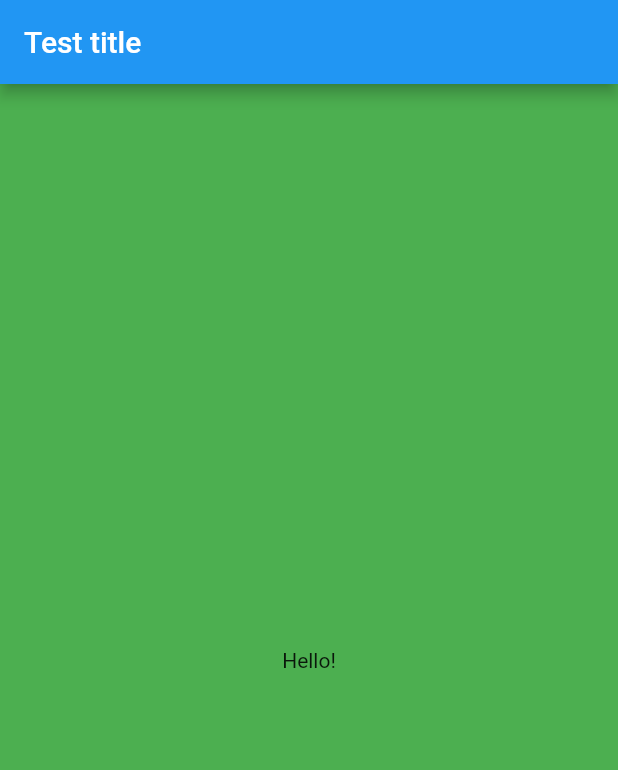
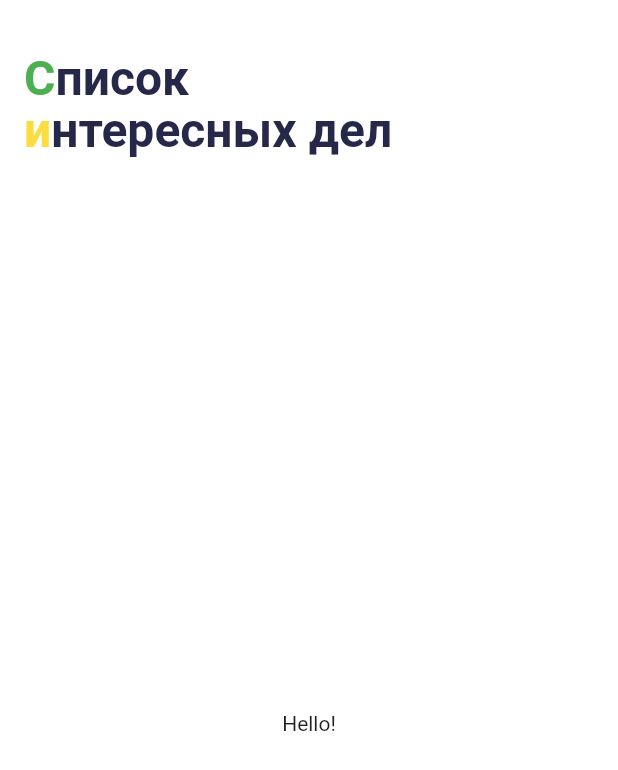
Before and after one commit to bxmeta/places, a Flutter app: the screen it shows after launch, on a phone screen of 412 x 824 dp. Shown: the top 770 px of the screen. Run offline on Flutter 3.47's test engine with Material 2 defaults, Android fonts, the phone set to English and light mode, and no system bars.

Commit message:
Домашка 4.4.2

```diff
--- a/lib/ui/screen/sight_list_screen.dart
+++ b/lib/ui/screen/sight_list_screen.dart
@@ -14,12 +14,56 @@ class _SightListScreenState extends State<SightListScreen> {
     return Scaffold (
       resizeToAvoidBottomInset: false,
       appBar: AppBar(
-        title: const Text('Test title'),
+        toolbarHeight: 140,
+        title: RichText(
+          text: const TextSpan(
+            style: TextStyle(
+              color: Color.fromRGBO(37, 40, 73, 1),
+              fontSize: 32,
+              height: 1.1,
+              fontWeight: FontWeight.bold,
+            ),
+            children: [
+              TextSpan(
+                children: [
+                  TextSpan(
+                      text: 'С',
+                      style: TextStyle(
+                          color: Color.fromRGBO(76, 175, 80, 1),
+                      ),
+                  ),
+                  TextSpan(text: 'писок',),
+                ],
+              ),
+              TextSpan(
+                children: [
+                  TextSpan(
+                      text: '\nи',
+                      style: TextStyle(
+                        color: Color.fromRGBO(252, 221, 61, 1),
+                      ),
+                  ),
+                  TextSpan(text: 'нтересных дел',),
+                ],
+              ),
+            ],
+          ),
+          textAlign: TextAlign.left,
+          maxLines: 2,
+          // style: TextStyle(
+          //   color: Color.fromRGBO(37, 40, 73, 1),
+          //   fontSize: 32,
+          //   height: 1.1,
+          //   fontWeight: FontWeight.bold,
+          // ),
+        ),
+        backgroundColor: Colors.white,
+        elevation: 0,
       ),
       body: const Center(
-          child: Text('Hello!'),
+        child: Text('Hello!'),
       ),
-      backgroundColor: Colors.green,
+      backgroundColor: Colors.white,
     );
   }
 }
```
